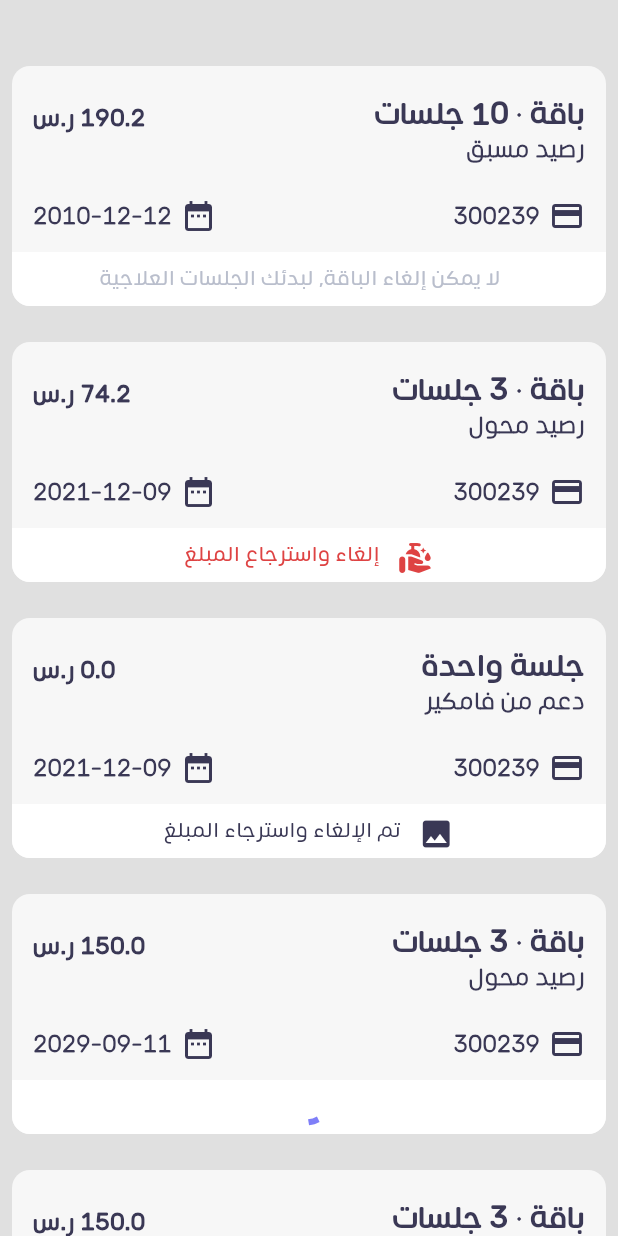
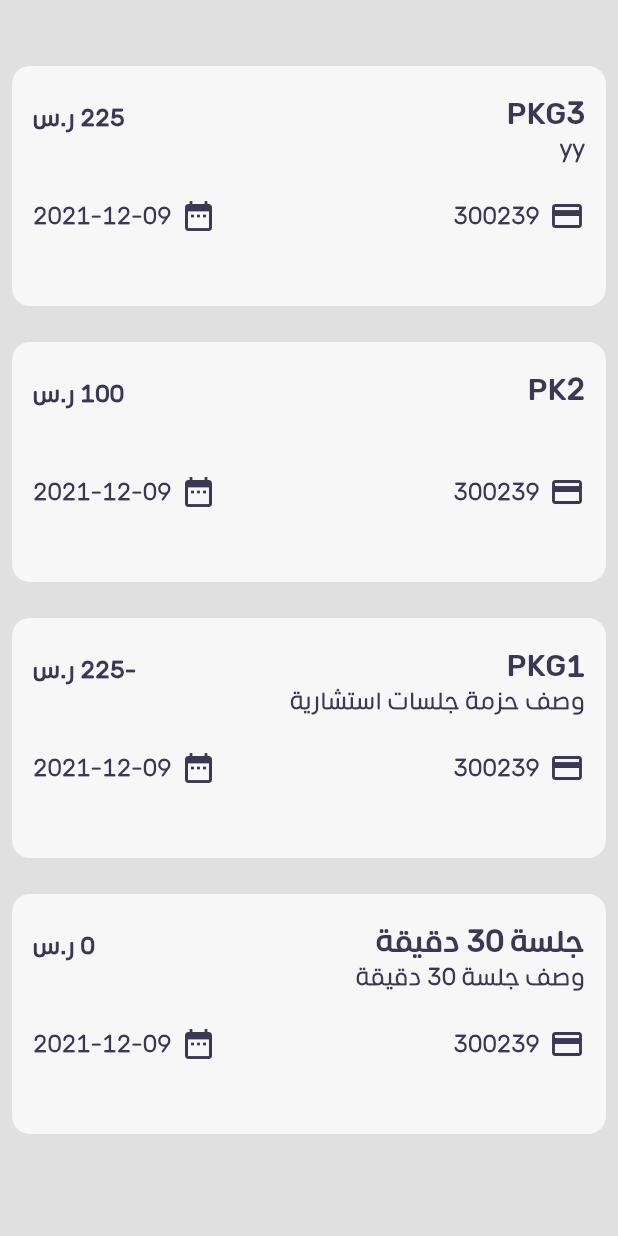
Before and after one commit to Shatha-Naami/PopsFamcare, a Flutter app: the screen it shows after launch, on a phone screen of 412 x 824 dp. Run offline on Flutter 3.47's test engine with Material 2 defaults, Android fonts, the phone set to English and light mode, and no system bars; missing offline and left inert: ndialog.

Commit message:
convert static data to dynamic

```diff
--- a/lib/PackagesWidget/FamPackagesCard.dart
+++ b/lib/PackagesWidget/FamPackagesCard.dart
@@ -1,11 +1,12 @@
 import 'package:famcare/PackagesWidget/BodyPackagesCard.dart';
 import 'package:famcare/PackagesWidget/BottomChildCard.dart';
-import 'package:famcare/PackagesWidget/PackagesModel.dart';
+import 'package:famcare/PackagesWidget/models/PackagesModel.dart';
 import 'package:famcare/PopsWiedget/Utils/StaticData.dart';
 import 'package:flutter/material.dart';
+import 'package:html/parser.dart';
 
 class FamPackagesCard extends StatelessWidget {
-  PackagesModel packagesModel;
+  PackageData packagesModel;
   Function onTap;
 
   FamPackagesCard({this.packagesModel, this.onTap});
@@ -15,7 +16,8 @@ class FamPackagesCard extends StatelessWidget {
     return InkWell(
       child: Container(
         height: 160,
-        width: screenWidth,margin: EdgeInsets.only(bottom: 24),
+        width: screenWidth,
+        margin: EdgeInsets.only(bottom: 24),
         decoration: BoxDecoration(
           borderRadius: BorderRadius.all(Radius.circular(12)),
           color: Color(0xffF7F7F7),
@@ -29,18 +31,18 @@ class FamPackagesCard extends StatelessWidget {
                 contentPadding: EdgeInsets.all(0),
                 dense: false,
                 title: Text(
-                  packagesModel.title,
+                  packagesModel.name.toString(),
                   textAlign: TextAlign.end,
                   style: Theme.of(context).textTheme.title,
                 ),
                 subtitle: Text(
-                  packagesModel.subtitle,
+                  _parseHtmlString(packagesModel.description),
                   textAlign: TextAlign.end,
                   style: Theme.of(context).textTheme.display1,
                 ),
                 leading: Container(
                   child: Text(
-                    '${packagesModel.price.toString()} ر.س',
+                    priceText(packagesModel.price, packagesModel.currency),
                     textDirection: TextDirection.rtl,
                     style: Theme.of(context).textTheme.display4,
                   ),
@@ -53,49 +55,59 @@ class FamPackagesCard extends StatelessWidget {
                 mainAxisAlignment: MainAxisAlignment.spaceBetween,
                 children: [
                   BodyPackagesCard(
-                    dateTime: DateTime.parse(packagesModel.dateTime),
+                    dateTime: DateTime.parse("2021-12-09 12:18:06.018950"),
                     iconData: Icons.date_range,
                   ),
                   BodyPackagesCard(
-                    details: packagesModel.cardNo.toString(),
+                    details: '300239',
                     iconData: Icons.credit_card,
                   ),
                 ],
               ),
             ),
-            Expanded(
-              child: Container(
-                width: screenWidth,
-                padding: EdgeInsets.only(top: 8, bottom: 8),
-                alignment: Alignment.center,
-                decoration: BoxDecoration(
-                  borderRadius: BorderRadius.only(
-                      bottomLeft: Radius.circular(12),
-                      bottomRight: Radius.circular(12)),
-                  color: Colors.white,
-                ),
-                child: (packagesModel.message != null)
-                    ? BottomChildCard(
-                        title: packagesModel.message,
-                        status: packagesModel.status,
-                        iconData: (packagesModel.iconData != null)
-                            ? packagesModel.iconData
-                            : null,
-                      )
-                    : SizedBox(
-                        height: 30.0,
-                        width: 20.0,
-                        child: CircularProgressIndicator(
-                          valueColor:
-                              AlwaysStoppedAnimation<Color>(Color(0xff7F7FF8)),
-                        ),
-                      ),
-              ),
-            ),
+            // Expanded(
+            //   child: Container(
+            //     width: screenWidth,
+            //     padding: EdgeInsets.only(top: 8, bottom: 8),
+            //     alignment: Alignment.center,
+            //     decoration: BoxDecoration(
+            //       borderRadius: BorderRadius.only(
+            //           bottomLeft: Radius.circular(12),
+            //           bottomRight: Radius.circular(12)),
+            //       color: Colors.white,
+            //     ),
+            //     child: (packagesModel.message != null)
+            //         ? BottomChildCard(
+            //             title: packagesModel.message,
+            //             status: packagesModel.status,
+            //             iconData: (packagesModel.iconData != null)
+            //                 ? packagesModel.iconData
+            //                 : null,
+            //           )
+            //         : SizedBox(
+            //             height: 30.0,
+            //             width: 20.0,
+            //             child: CircularProgressIndicator(
+            //               valueColor:
+            //                   AlwaysStoppedAnimation<Color>(Color(0xff7F7FF8)),
+            //             ),
+            //           ),
+            //   ),
+            // ),
           ],
         ),
       ),
       onTap: onTap,
     );
   }
+
+  String _parseHtmlString(String htmlString) {
+    final document = parse(htmlString);
+    final String parsedString = parse(document.body.text).documentElement.text;
+    return parsedString;
+  }
+
+  String priceText(int price, String currency) {
+    return '$price $currency';
+  }
 }
--- a/lib/PackagesWidget/PackagesModel.dart
+++ /dev/null
@@ -1,16 +0,0 @@
-import 'package:flutter/cupertino.dart';
-
-class PackagesModel {
-  String title;
-  String subtitle;
-  double price;
-  int cardNo;
-  String dateTime;
-  String status;
-  String message;
-  IconData iconData;
-
-  PackagesModel(this.title, this.subtitle, this.price, this.cardNo,
-      this.dateTime, this.message,
-      {this.iconData, this.status});
-}
--- a/lib/PackagesWidget/ShowAllPackagesScreen.dart
+++ b/lib/PackagesWidget/ShowAllPackagesScreen.dart
@@ -1,6 +1,8 @@
+import 'dart:convert';
 import 'package:famcare/PackagesWidget/FamPackagesCard.dart';
-import 'package:famcare/PackagesWidget/PackagesModel.dart';
+import 'package:famcare/PackagesWidget/models/PackagesModel.dart';
 import 'package:flutter/material.dart';
+import 'package:flutter/services.dart';
 
 class ShowAllPackages extends StatefulWidget {
   @override
@@ -8,75 +10,50 @@ class ShowAllPackages extends StatefulWidget {
 }
 
 class _ShowAllPackagesState extends State<ShowAllPackages> {
-  List<PackagesModel> packagesList = [
-    canNotCancelPackagesModel,
-    cancellationRefundPackagesModel,
-    canceledAndRefundedPackagesModel,
-    loadingPackagesModel,
-    sessionsCompletedPackagesModel
-  ];
+  Map<String, dynamic> map;
+  PackageModel packageModel;
+
+  void loadJsonData() async {
+    var response = await rootBundle.loadString('assets/json/packages.json');
+    setState(() {
+      map = json.decode(response);
+      packageModel = PackageModel.fromJson(map);
+    });
+  }
+
+  @override
+  void initState() {
+    super.initState();
+    loadJsonData();
+  }
 
   @override
   Widget build(BuildContext context) {
     return SafeArea(
       child: Scaffold(
         backgroundColor: Colors.grey[300],
-        body: Container(
-          margin: EdgeInsets.only(left: 8,right: 8,top: 44),
-          child: ListView.builder(
-            itemCount: packagesList.length,
-            itemBuilder: (context, i){
-              return  FamPackagesCard(
-                packagesModel: packagesList[i],
-                onTap: () => print('object'),
-              );
-            },
-          ),
-        )
+        body: Stack(
+          children: [
+            Container(
+              margin: EdgeInsets.only(left: 8, right: 8, top: 44),
+              child: ListView.builder(
+                itemCount:  packageModel == null ? 0 : packageModel.data.length,
+                itemBuilder: (context, i) {
+                  return FamPackagesCard(
+                    packagesModel: packageModel.data[i],
+                    onTap: () => print('object'),
+                  );
+                },
+              ),
+            ),
+            if(packageModel == null)
+              CircularProgressIndicator(
+                valueColor:
+                AlwaysStoppedAnimation<Color>(Color(0xff7F7FF8)),
+              ),
+          ],
+        ),
       ),
     );
   }
-
-  static PackagesModel canNotCancelPackagesModel = PackagesModel(
-      'باقة ٠ 10 جلسات',
-      'رصيد مسبق',
-      190.2,
-      300239,
-      "2010-12-12 12:18:06.018950",
-      'لا يمكن إلغاء الباقة، لبدئك الجلسات العلاجية');
-
-  static PackagesModel cancellationRefundPackagesModel = PackagesModel(
-      'باقة ٠ 3 جلسات',
-      'رصيد محول',
-      74.2,
-      300239,
-      "2021-12-09 12:18:06.018950",
-      'إلغاء واسترجاع المبلغ',
-      status: 'waiting',
-      iconData: Icons.clean_hands_rounded);
-
-  static PackagesModel canceledAndRefundedPackagesModel = PackagesModel(
-      'جلسة واحدة',
-      'دعم من فامكير',
-      0.0,
-      300239,
-      "2021-12-09 12:18:06.018950",
-      'تم الإلغاء واسترجاء المبلغ',
-      status: 'isCanceled',
-      iconData: Icons.image);
-
-  static PackagesModel loadingPackagesModel = PackagesModel('باقة ٠ 3 جلسات',
-      'رصيد محول', 150.0, 300239, "2029-09-11 12:18:06.018950", null,
-      status: 'isLoading');
-
-  static PackagesModel sessionsCompletedPackagesModel = PackagesModel(
-      'باقة ٠ 3 جلسات',
-      'رصيد مسبق',
-      150.0,
-      300239,
-      "2029-09-11 12:18:06.018950",
-      'تم إتمام الجلسات العلاجية',
-      status: 'done',
-      iconData: Icons.check);
-
 }
--- /dev/null
+++ b/lib/PackagesWidget/models/PackagesModel.dart
@@ -0,0 +1,125 @@
+import 'dart:convert';
+
+PackageModel welcomeFromJson(String str) => PackageModel.fromJson(json.decode(str));
+
+String welcomeToJson(PackageModel data) => json.encode(data.toJson());
+
+class PackageModel {
+  PackageModel({
+    this.data,
+  });
+
+  List<PackageData> data;
+
+  factory PackageModel.fromJson(Map<String, dynamic> json) => PackageModel(
+    data: List<PackageData>.from(json["data"].map((x) => PackageData.fromJson(x))),
+  );
+
+  Map<String, dynamic> toJson() => {
+    "data": List<dynamic>.from(data.map((x) => x.toJson())),
+  };
+}
+
+class PackageData {
+  PackageData({
+    this.id,
+    this.name,
+    this.description,
+    this.type,
+    this.price,
+    this.regularPrice,
+    this.hasFreeSession,
+    this.validCoupons,
+    this.currency,
+  });
+
+  int id;
+  String name;
+  String description;
+  String type;
+  int price;
+  int regularPrice;
+  bool hasFreeSession;
+  List<ValidCoupon> validCoupons;
+  String currency;
+
+  factory PackageData.fromJson(Map<String, dynamic> json) => PackageData(
+    id: json["id"],
+    name: json["name"],
+    description: json["description"],
+    type: json["type"],
+    price: json["price"],
+    regularPrice: json["regular_price"],
+    hasFreeSession: json["has_free_session"],
+    validCoupons: List<ValidCoupon>.from(json["valid_coupons"].map((x) => ValidCoupon.fromJson(x))),
+    currency: json["currency"],
+  );
+
+  Map<String, dynamic> toJson() => {
+    "id": id,
+    "name": name,
+    "description": description,
+    "type": type,
+    "price": price,
+    "regular_price": regularPrice,
+    "has_free_session": hasFreeSession,
+    "valid_coupons": List<dynamic>.from(validCoupons.map((x) => x.toJson())),
+    "currency": currency,
+  };
+}
+
+class ValidCoupon {
+  ValidCoupon({
+    this.id,
+    this.code,
+    this.discountType,
+    this.amount,
+    this.donor,
+  });
+
+  int id;
+  String code;
+  String discountType;
+  String amount;
+  Donor donor;
+
+  factory ValidCoupon.fromJson(Map<String, dynamic> json) => ValidCoupon(
+    id: json["id"],
+    code: json["code"],
+    discountType: json["discount_type"],
+    amount: json["amount"],
+    donor: Donor.fromJson(json["donor"]),
+  );
+
+  Map<String, dynamic> toJson() => {
+    "id": id,
+    "code": code,
+    "discount_type": discountType,
+    "amount": amount,
+    "donor": donor.toJson(),
+  };
+}
+
+class Donor {
+  Donor({
+    this.id,
+    this.name,
+    this.logo,
+  });
+
+  int id;
+  String name;
+  String logo;
+
+  factory Donor.fromJson(Map<String, dynamic> json) => Donor(
+    id: json["id"],
+    name: json["name"],
+    logo: json["logo"],
+  );
+
+  Map<String, dynamic> toJson() => {
+    "id": id,
+    "name": name,
+    "logo": logo,
+  };
+}
--- a/pubspec.yaml
+++ b/pubspec.yaml
@@ -14,6 +14,8 @@ dependencies:
   flutter_animated_dialog: ^1.2.0
   ndialog: any
   intl: any
+  convert: any
+  html: any
 
 dev_dependencies:
   flutter_test:
@@ -24,6 +26,9 @@ flutter:
 
   assets:
     - assets/images/
+    - assets/json/packages.json
+
+
   fonts:
     - family: Famtree-Bold
       fonts:
```
Also changed, not shown: assets/json/packages.json (added, +129 -0 lines), pubspec.lock.
